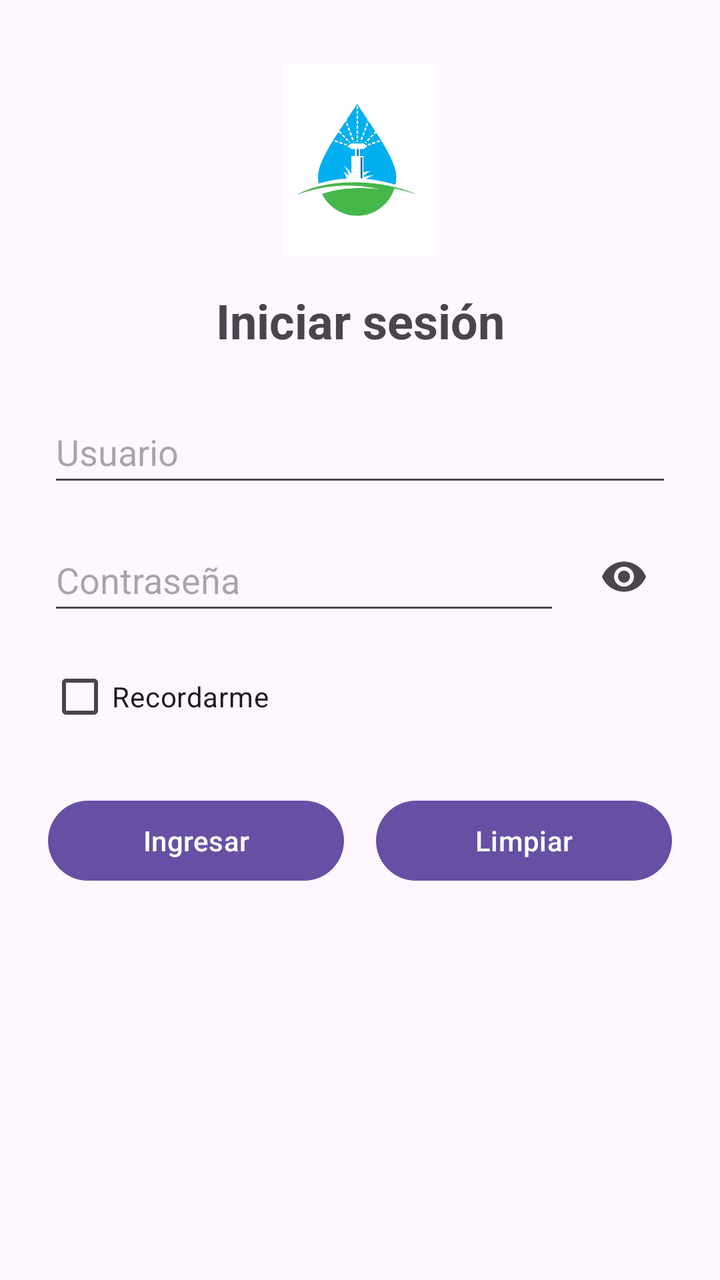
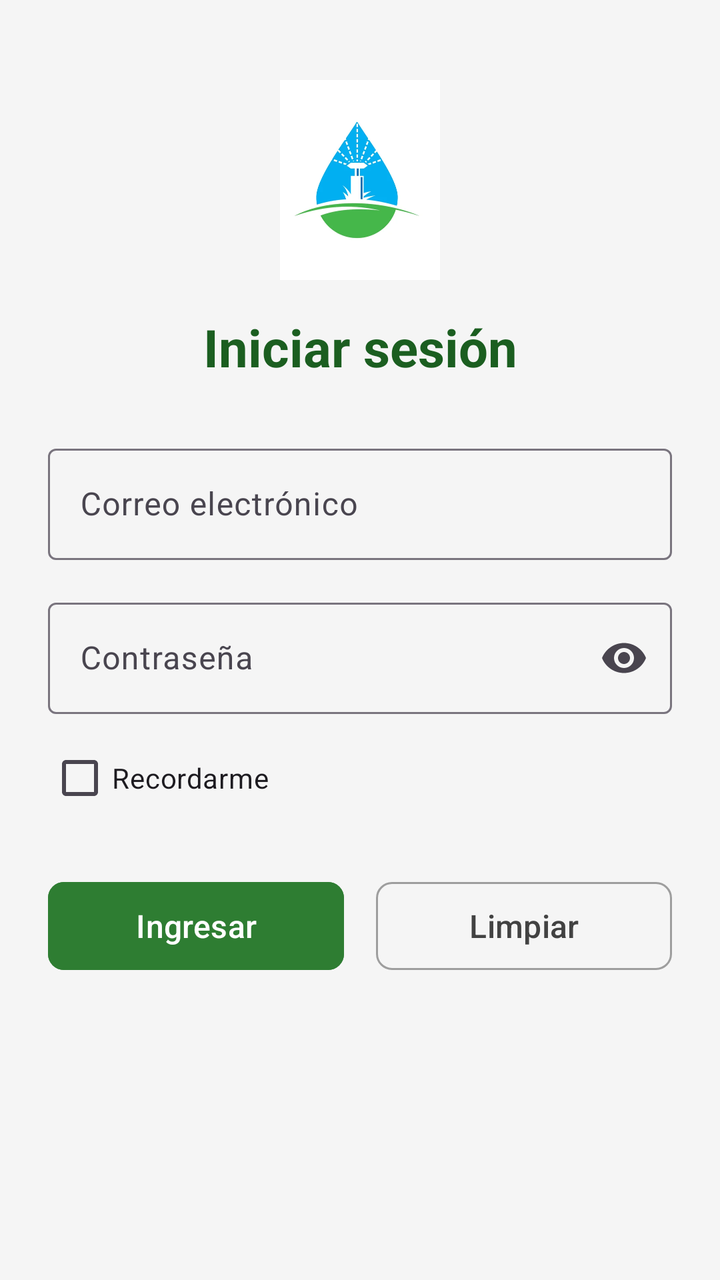

The first picture is an Android layout as it rendered before a commit; the second is the same layout after the commit. The layout source and the unified diff follow.
<!-- AndroidManifest.xml: application theme Theme.Riego -->
<!-- res/layout/activity_main.xml -->
<?xml version="1.0" encoding="utf-8"?>
<androidx.constraintlayout.widget.ConstraintLayout xmlns:android="http://schemas.android.com/apk/res/android"
    xmlns:app="http://schemas.android.com/apk/res-auto"
    xmlns:tools="http://schemas.android.com/tools"
    android:id="@+id/main"
    android:layout_width="match_parent"
    android:layout_height="match_parent"
    tools:context=".MainActivity">

    <ImageView
        android:id="@+id/imageView"
        android:layout_width="96dp"
        android:layout_height="96dp"
        android:layout_marginTop="32dp"
        android:contentDescription="@string/app_name"
        android:src="@drawable/logo_riego"
        app:layout_constraintEnd_toEndOf="parent"
        app:layout_constraintStart_toStartOf="parent"
        app:layout_constraintTop_toTopOf="parent" />

    <TextView
        android:id="@+id/tvTitle"
        android:layout_width="wrap_content"
        android:layout_height="wrap_content"
        android:layout_marginTop="16dp"
        android:text="Iniciar sesión"
        android:textSize="24sp"
        android:textStyle="bold"
        app:layout_constraintEnd_toEndOf="parent"
        app:layout_constraintStart_toStartOf="parent"
        app:layout_constraintTop_toBottomOf="@+id/imageView" />

    <EditText
        android:id="@+id/edtUsuario"
        android:layout_width="0dp"
        android:layout_height="wrap_content"
        android:layout_marginStart="24dp"
        android:layout_marginTop="24dp"
        android:layout_marginEnd="24dp"
        android:hint="Usuario"
        android:inputType="text"
        android:minHeight="48dp"
        app:layout_constraintEnd_toEndOf="parent"
        app:layout_constraintStart_toStartOf="parent"
        app:layout_constraintTop_toBottomOf="@+id/tvTitle" />

    <EditText
        android:id="@+id/edtPassword"
        android:layout_width="0dp"
        android:layout_height="wrap_content"
        android:layout_marginStart="24dp"
        android:layout_marginTop="16dp"
        android:layout_marginEnd="8dp"
        android:hint="Contraseña"
        android:inputType="textPassword"
        android:minHeight="48dp"
        app:layout_constraintEnd_toStartOf="@+id/btnMostrarPassword"
        app:layout_constraintStart_toStartOf="parent"
        app:layout_constraintTop_toBottomOf="@+id/edtUsuario" />

    <ImageButton
        android:id="@+id/btnMostrarPassword"
        android:layout_width="48dp"
        android:layout_height="48dp"
        android:layout_marginEnd="24dp"
        android:background="@android:color/transparent"
        android:contentDescription="Mostrar u ocultar contraseña"
        android:onClick="onMostrarPasswordClick"
        android:src="@drawable/ic_visibility_24"
        app:layout_constraintBottom_toBottomOf="@+id/edtPassword"
        app:layout_constraintEnd_toEndOf="parent"
        app:layout_constraintStart_toEndOf="@+id/edtPassword"
        app:layout_constraintTop_toTopOf="@+id/edtPassword" />

    <CheckBox
        android:id="@+id/chkRecordarme"
        android:layout_width="wrap_content"
        android:layout_height="wrap_content"
        android:layout_marginStart="24dp"
        android:layout_marginTop="12dp"
        android:text="Recordarme"
        app:layout_constraintStart_toStartOf="parent"
        app:layout_constraintTop_toBottomOf="@+id/edtPassword" />

    <Button
        android:id="@+id/btnIngresar"
        android:layout_width="0dp"
        android:layout_height="wrap_content"
        android:layout_marginStart="24dp"
        android:layout_marginTop="24dp"
        android:layout_marginEnd="8dp"
        android:onClick="onIngresarClick"
        android:text="Ingresar"
        app:layout_constraintEnd_toStartOf="@+id/btnLimpiar"
        app:layout_constraintStart_toStartOf="parent"
        app:layout_constraintTop_toBottomOf="@+id/chkRecordarme" />

    <Button
        android:id="@+id/btnLimpiar"
        android:layout_width="0dp"
        android:layout_height="wrap_content"
        android:layout_marginStart="8dp"
        android:layout_marginTop="24dp"
        android:layout_marginEnd="24dp"
        android:onClick="onLimpiarClick"
        android:text="Limpiar"
        app:layout_constraintEnd_toEndOf="parent"
        app:layout_constraintStart_toEndOf="@+id/btnIngresar"
        app:layout_constraintTop_toBottomOf="@+id/chkRecordarme" />

</androidx.constraintlayout.widget.ConstraintLayout>
<!-- resources referenced by this layout -->
<resources>
  <!-- drawable ic_visibility_24 (drawable) -->
  <vector xmlns:android="http://schemas.android.com/apk/res/android"
      android:width="24dp"
      android:height="24dp"
      android:viewportWidth="24"
      android:viewportHeight="24"
      android:tint="?attr/colorControlNormal">
    <path
        android:fillColor="@android:color/white"
        android:pathData="M12,4.5C7,4.5 2.73,7.61 1,12c1.73,4.39 6,7.5 11,7.5s9.27,-3.11 11,-7.5c-1.73,-4.39 -6,-7.5 -11,-7.5zM12,17c-2.76,0 -5,-2.24 -5,-5s2.24,-5 5,-5 5,2.24 5,5 -2.24,5 -5,5zM12,9c-1.66,0 -3,1.34 -3,3s1.34,3 3,3 3,-1.34 3,-3 -1.34,-3 -3,-3z"/>
  </vector>
  <!-- drawable logo_riego: jpg bitmap (drawable, 9528 bytes) -->
  <string name="app_name">Riego</string>
  <style name="Theme.Riego" parent="Base.Theme.Riego" />
  <style name="Base.Theme.Riego" parent="Theme.Material3.DayNight.NoActionBar">
          
          
      </style>
</resources>

<!-- the commit's change to res/layout/activity_main.xml (unified diff, before → after) -->
@@ -1,111 +1,127 @@
 <?xml version="1.0" encoding="utf-8"?>
-<androidx.constraintlayout.widget.ConstraintLayout xmlns:android="http://schemas.android.com/apk/res/android"
+<ScrollView xmlns:android="http://schemas.android.com/apk/res/android"
     xmlns:app="http://schemas.android.com/apk/res-auto"
     xmlns:tools="http://schemas.android.com/tools"
     android:id="@+id/main"
     android:layout_width="match_parent"
     android:layout_height="match_parent"
+    android:fillViewport="true"
+    android:background="@color/gray_light"
     tools:context=".MainActivity">
 
-    <ImageView
-        android:id="@+id/imageView"
-        android:layout_width="96dp"
-        android:layout_height="96dp"
-        android:layout_marginTop="32dp"
-        android:contentDescription="@string/app_name"
-        android:src="@drawable/logo_riego"
-        app:layout_constraintEnd_toEndOf="parent"
-        app:layout_constraintStart_toStartOf="parent"
-        app:layout_constraintTop_toTopOf="parent" />
+    <androidx.constraintlayout.widget.ConstraintLayout
+        android:layout_width="match_parent"
+        android:layout_height="wrap_content"
+        android:paddingBottom="24dp">
 
-    <TextView
-        android:id="@+id/tvTitle"
-        android:layout_width="wrap_content"
-        android:layout_height="wrap_content"
-        android:layout_marginTop="16dp"
-        android:text="Iniciar sesión"
-        android:textSize="24sp"
-        android:textStyle="bold"
-        app:layout_constraintEnd_toEndOf="parent"
-        app:layout_constraintStart_toStartOf="parent"
-        app:layout_constraintTop_toBottomOf="@+id/imageView" />
+        <ImageView
+            android:id="@+id/imgLogo"
+            android:layout_width="100dp"
+            android:layout_height="100dp"
+            android:layout_marginTop="40dp"
+            android:contentDescription="@string/content_desc_logo"
+            android:src="@drawable/logo_riego"
+            app:layout_constraintEnd_toEndOf="parent"
+            app:layout_constraintStart_toStartOf="parent"
+            app:layout_constraintTop_toTopOf="parent" />
 
-    <EditText
-        android:id="@+id/edtUsuario"
-        android:layout_width="0dp"
-        android:layout_height="wrap_content"
-        android:layout_marginStart="24dp"
-        android:layout_marginTop="24dp"
-        android:layout_marginEnd="24dp"
-        android:hint="Usuario"
-        android:inputType="text"
-        android:minHeight="48dp"
-        app:layout_constraintEnd_toEndOf="parent"
-        app:layout_constraintStart_toStartOf="parent"
-        app:layout_constraintTop_toBottomOf="@+id/tvTitle" />
+        <TextView
+            android:id="@+id/tvTitle"
+            android:layout_width="wrap_content"
+            android:layout_height="wrap_content"
+            android:layout_marginTop="16dp"
+            android:text="@string/login_title"
+            android:textColor="@color/green_primary_dark"
+            android:textSize="26sp"
+            android:textStyle="bold"
+            app:layout_constraintEnd_toEndOf="parent"
+            app:layout_constraintStart_toStartOf="parent"
+            app:layout_constraintTop_toBottomOf="@+id/imgLogo" />
 
-    <EditText
-        android:id="@+id/edtPassword"
-        android:layout_width="0dp"
-        android:layout_height="wrap_content"
-        android:layout_marginStart="24dp"
-        android:layout_marginTop="16dp"
-        android:layout_marginEnd="8dp"
-        android:hint="Contraseña"
-        android:inputType="textPassword"
-        android:minHeight="48dp"
-        app:layout_constraintEnd_toStartOf="@+id/btnMostrarPassword"
-        app:layout_constraintStart_toStartOf="parent"
-        app:layout_constraintTop_toBottomOf="@+id/edtUsuario" />
+        <com.google.android.material.textfield.TextInputLayout
+            android:id="@+id/tilUsuario"
+            style="@style/Widget.Material3.TextInputLayout.OutlinedBox"
+            android:layout_width="0dp"
+            android:layout_height="wrap_content"
+            android:layout_marginStart="24dp"
+            android:layout_marginTop="28dp"
+            android:layout_marginEnd="24dp"
+            android:hint="@string/login_user_hint"
+            app:layout_constraintEnd_toEndOf="parent"
+            app:layout_constraintStart_toStartOf="parent"
+            app:layout_constraintTop_toBottomOf="@+id/tvTitle">
 
-    <ImageButton
-        android:id="@+id/btnMostrarPassword"
-        android:layout_width="48dp"
-        android:layout_height="48dp"
-        android:layout_marginEnd="24dp"
-        android:background="@android:color/transparent"
-        android:contentDescription="Mostrar u ocultar contraseña"
-        android:onClick="onMostrarPasswordClick"
-        android:src="@drawable/ic_visibility_24"
-        app:layout_constraintBottom_toBottomOf="@+id/edtPassword"
-        app:layout_constraintEnd_toEndOf="parent"
-        app:layout_constraintStart_toEndOf="@+id/edtPassword"
-        app:layout_constraintTop_toTopOf="@+id/edtPassword" />
+            <com.google.android.material.textfield.TextInputEditText
+                android:id="@+id/edtUsuario"
+                android:layout_width="match_parent"
+                android:layout_height="wrap_content"
+                android:inputType="textEmailAddress"
+                android:minHeight="48dp" />
+        </com.google.android.material.textfield.TextInputLayout>
 
-    <CheckBox
-        android:id="@+id/chkRecordarme"
-        android:layout_width="wrap_content"
-        android:layout_height="wrap_content"
-        android:layout_marginStart="24dp"
-        android:layout_marginTop="12dp"
-        android:text="Recordarme"
-        app:layout_constraintStart_toStartOf="parent"
-        app:layout_constraintTop_toBottomOf="@+id/edtPassword" />
+        <com.google.android.material.textfield.TextInputLayout
+            android:id="@+id/tilPassword"
+            style="@style/Widget.Material3.TextInputLayout.OutlinedBox"
+            android:layout_width="0dp"
+            android:layout_height="wrap_content"
+            android:layout_marginStart="24dp"
+            android:layout_marginTop="16dp"
+            android:layout_marginEnd="24dp"
+            android:hint="@string/login_password_hint"
+            app:endIconMode="password_toggle"
+            app:layout_constraintEnd_toEndOf="parent"
+            app:layout_constraintStart_toStartOf="parent"
+            app:layout_constraintTop_toBottomOf="@+id/tilUsuario">
 
-    <Button
-        android:id="@+id/btnIngresar"
-        android:layout_width="0dp"
-        android:layout_height="wrap_content"
-        android:layout_marginStart="24dp"
-        android:layout_marginTop="24dp"
-        android:layout_marginEnd="8dp"
-        android:onClick="onIngresarClick"
-        android:text="Ingresar"
-        app:layout_constraintEnd_toStartOf="@+id/btnLimpiar"
-        app:layout_constraintStart_toStartOf="parent"
-        app:layout_constraintTop_toBottomOf="@+id/chkRecordarme" />
+            <com.google.android.material.textfield.TextInputEditText
+                android:id="@+id/edtPassword"
+                android:layout_width="match_parent"
+                android:layout_height="wrap_content"
+                android:inputType="textPassword"
+                android:minHeight="48dp" />
+        </com.google.android.material.textfield.TextInputLayout>
 
-    <Button
-        android:id="@+id/btnLimpiar"
-        android:layout_width="0dp"
-        android:layout_height="wrap_content"
-        android:layout_marginStart="8dp"
-        android:layout_marginTop="24dp"
-        android:layout_marginEnd="24dp"
-        android:onClick="onLimpiarClick"
-        android:text="Limpiar"
-        app:layout_constraintEnd_toEndOf="parent"
-        app:layout_constraintStart_toEndOf="@+id/btnIngresar"
-        app:layout_constraintTop_toBottomOf="@+id/chkRecordarme" />
+        <com.google.android.material.checkbox.MaterialCheckBox
+            android:id="@+id/chkRecordarme"
+            android:layout_width="wrap_content"
+            android:layout_height="wrap_content"
+            android:layout_marginStart="24dp"
+            android:layout_marginTop="8dp"
+            android:text="@string/login_remember_me"
+            app:layout_constraintStart_toStartOf="parent"
+            app:layout_constraintTop_toBottomOf="@+id/tilPassword" />
 
-</androidx.constraintlayout.widget.ConstraintLayout>
+        <com.google.android.material.button.MaterialButton
+            android:id="@+id/btnIngresar"
+            android:layout_width="0dp"
+            android:layout_height="52dp"
+            android:layout_marginStart="24dp"
+            android:layout_marginTop="24dp"
+            android:layout_marginEnd="8dp"
+            android:backgroundTint="@color/green_primary"
+            android:text="@string/login_button_enter"
+            android:textSize="16sp"
+            app:cornerRadius="8dp"
+            app:layout_constraintEnd_toStartOf="@+id/btnLimpiar"
+            app:layout_constraintStart_toStartOf="parent"
+            app:layout_constraintTop_toBottomOf="@+id/chkRecordarme" />
+
+        <com.google.android.material.button.MaterialButton
+            android:id="@+id/btnLimpiar"
+            style="@style/Widget.Material3.Button.OutlinedButton"
+            android:layout_width="0dp"
+            android:layout_height="52dp"
+            android:layout_marginStart="8dp"
+            android:layout_marginTop="24dp"
+            android:layout_marginEnd="24dp"
+            android:text="@string/login_button_clear"
+            android:textColor="@color/gray_dark"
+            android:textSize="16sp"
+            app:cornerRadius="8dp"
+            app:strokeColor="@color/gray_medium"
+            app:layout_constraintEnd_toEndOf="parent"
+            app:layout_constraintStart_toEndOf="@+id/btnIngresar"
+            app:layout_constraintTop_toBottomOf="@+id/chkRecordarme" />
+
+    </androidx.constraintlayout.widget.ConstraintLayout>
+</ScrollView>
<!-- resource entries referenced after the edit -->
@@ -1,22 +1,25 @@
 <!-- resources referenced by this layout -->
 <resources>
-  <!-- drawable ic_visibility_24 (drawable) -->
-  <vector xmlns:android="http://schemas.android.com/apk/res/android"
-      android:width="24dp"
-      android:height="24dp"
-      android:viewportWidth="24"
-      android:viewportHeight="24"
-      android:tint="?attr/colorControlNormal">
-    <path
-        android:fillColor="@android:color/white"
-        android:pathData="M12,4.5C7,4.5 2.73,7.61 1,12c1.73,4.39 6,7.5 11,7.5s9.27,-3.11 11,-7.5c-1.73,-4.39 -6,-7.5 -11,-7.5zM12,17c-2.76,0 -5,-2.24 -5,-5s2.24,-5 5,-5 5,2.24 5,5 -2.24,5 -5,5zM12,9c-1.66,0 -3,1.34 -3,3s1.34,3 3,3 3,-1.34 3,-3 -1.34,-3 -3,-3z"/>
-  </vector>
+  <color name="gray_dark">#424242</color>
+  <color name="gray_light">#F5F5F5</color>
+  <color name="gray_medium">#9E9E9E</color>
+  <color name="green_primary">#2E7D32</color>
+  <color name="green_primary_dark">#1B5E20</color>
   <!-- drawable logo_riego: jpg bitmap (drawable, 9528 bytes) -->
-  <string name="app_name">Riego</string>
+  <string name="content_desc_logo">Logo de la aplicación Riego</string>
+  <string name="login_button_clear">Limpiar</string>
+  <string name="login_button_enter">Ingresar</string>
+  <string name="login_password_hint">Contraseña</string>
+  <string name="login_remember_me">Recordarme</string>
+  <string name="login_title">Iniciar sesión</string>
+  <string name="login_user_hint">Correo electrónico</string>
   <style name="Theme.Riego" parent="Base.Theme.Riego" />
   <style name="Base.Theme.Riego" parent="Theme.Material3.DayNight.NoActionBar">
-          
-          
+          <item name="colorPrimary">@color/green_primary</item>
+          <item name="colorPrimaryContainer">@color/green_light</item>
+          <item name="colorSecondary">@color/water_blue</item>
       </style>
+  <color name="green_light">#E8F5E9</color>
+  <color name="water_blue">#0288D1</color>
 </resources>
 
